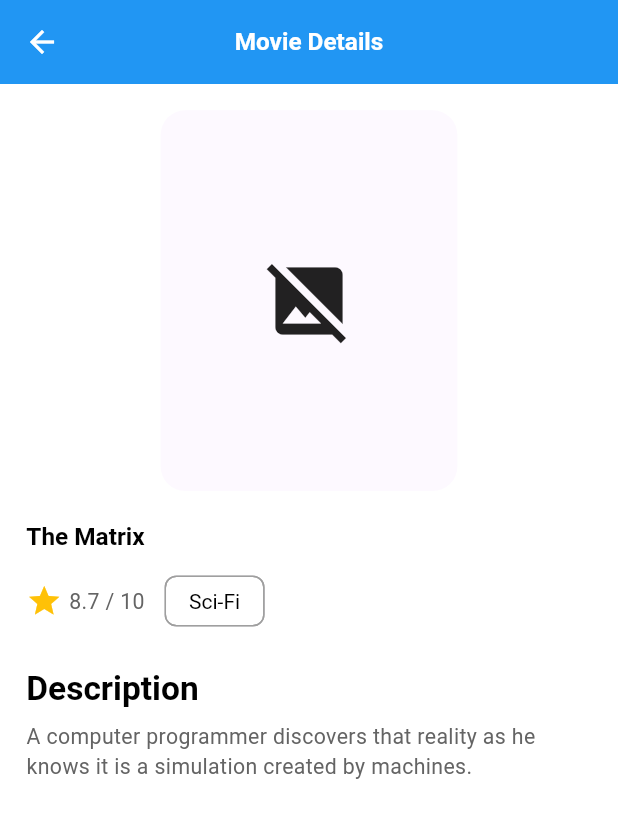
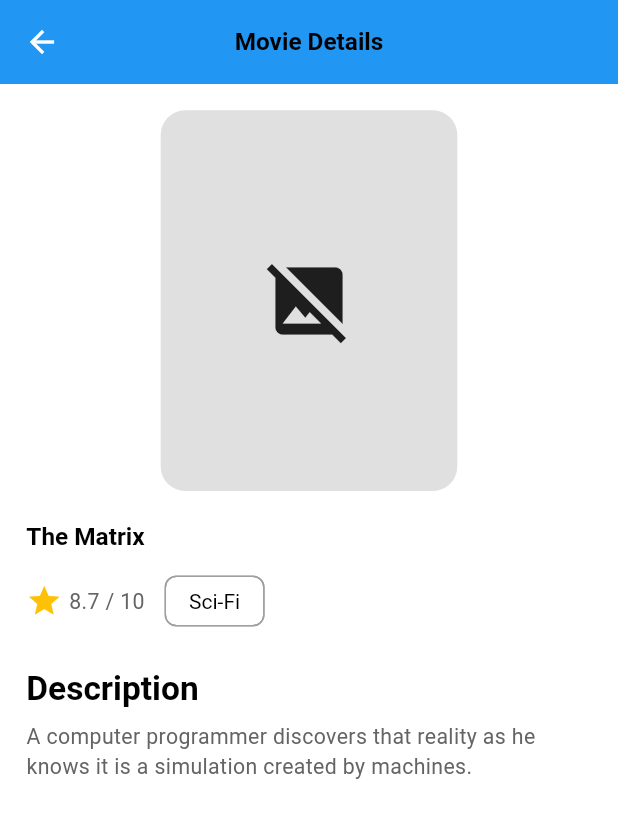
Before and after one commit to IslamAboElqasem/movie_app, a Flutter app: the screen it shows after launch, after a tap on "The Matrix", on a phone screen of 412 x 824 dp. Shown: the top 818 px of the screen. Run offline on Flutter 3.47's test engine with Material 3 defaults, Android fonts, the phone set to English and light mode, and no system bars; our stand-ins replace flutter_bloc, flutter_screenutil, get_it; Roboto replaces fonts that are missing (SF Pro Display).

Commit message:
enhance Ui to be more creative

```diff
--- a/movie_app/lib/Core/theme/app_colors.dart
+++ b/movie_app/lib/Core/theme/app_colors.dart
@@ -3,7 +3,7 @@ import 'package:flutter/material.dart';
 class AppColors {
   // Light Theme Colors
   static const Color primaryColor = Color(0xFF2196F3); // AppBar blue
-  static const Color backgroundColor = Color(0xFFFDF9FF); // Card background
+  static const Color backgroundColor = Color(0xFFF7F2FA); // Card background
   static const Color scaffoldBackground =
       Color(0xFFFFFFFF); // Screen background
   static const Color textPrimary = Color(0xFF000000); // Main text
@@ -14,11 +14,12 @@ class AppColors {
   static const Color buttonBackground =
       Color(0xFFD9D9D9); // “Load More Movies” button
   static const Color buttonTextColor = Color(0xFF9F9F9F);
+  static const Color cardImageColor = Color(0xFFE0E0E0);
 
   // Dark Theme Colors
   static const Color primaryColorDark = Color(0xFF1E1E1E); // AppBar background
   static const Color accentColorDark = Color(0xFF00BCD4); // Cyan text/icons
-  static const Color cardColorDark = Color(0xFF181818); // Movie cards
+  static const Color cardColorDark = Color(0xFF1D1B20); // Movie cards
   static const Color starColor = Color(0xFFFFC107); // Star icon
   static const Color textPrimaryDark = Color(0xFFFFFFFF);
   static const Color textSecondaryDark = Color(0xFFB0B0B0);
--- a/movie_app/lib/Core/theme/dark_theme.dart
+++ b/movie_app/lib/Core/theme/dark_theme.dart
@@ -7,7 +7,7 @@ final ThemeData darkTheme = ThemeData(
   brightness: Brightness.dark,
   primaryColor: AppColors.primaryColorDark,
   scaffoldBackgroundColor: AppColors.primaryColorDark,
-  cardColor: AppColors.cardColorDark,
+  cardColor: AppColors.cardImageColor,
   appBarTheme: const AppBarTheme(
     backgroundColor: AppColors.primaryColorDark,
     foregroundColor: AppColors.accentColorDark,
--- a/movie_app/lib/Core/theme/light_theme.dart
+++ b/movie_app/lib/Core/theme/light_theme.dart
@@ -7,7 +7,7 @@ final ThemeData lightTheme = ThemeData(
   brightness: Brightness.light,
   primaryColor: AppColors.primaryColor,
   scaffoldBackgroundColor: AppColors.scaffoldBackground,
-  cardColor: AppColors.backgroundColor,
+  cardColor: AppColors.cardImageColor,
   appBarTheme: const AppBarTheme(
     backgroundColor: AppColors.primaryColor,
     foregroundColor: Colors.white,
--- a/movie_app/lib/Features/datailes/presentation/movie_details_screen.dart
+++ b/movie_app/lib/Features/datailes/presentation/movie_details_screen.dart
@@ -1,5 +1,6 @@
 import 'package:flutter/material.dart';
 import 'package:flutter_screenutil/flutter_screenutil.dart';
+import 'package:movie_app/Core/theme/app_colors.dart';
 
 class MovieDetailsScreen extends StatelessWidget {
   final String title;
@@ -17,7 +18,10 @@ class MovieDetailsScreen extends StatelessWidget {
   Widget build(BuildContext context) {
     return Scaffold(
       appBar: AppBar(
-        title: Text('Movie Details'),
+        title: Text(
+          'Movie Details',
+          style: Theme.of(context).textTheme.titleLarge,
+        ),
         leading: IconButton(
           icon: const Icon(Icons.arrow_back),
           onPressed: () => Navigator.pop(context),
@@ -47,7 +51,7 @@ class MovieDetailsScreen extends StatelessWidget {
             SizedBox(height: 8.h),
             Row(
               children: [
-                const Icon(Icons.star, color: Colors.amber),
+                const Icon(Icons.star, color: AppColors.starColor),
                 SizedBox(width: 4.w),
                 Text(
                   '$rating / 10',
--- a/movie_app/lib/Features/home/presentation/widgets/movie_card.dart
+++ b/movie_app/lib/Features/home/presentation/widgets/movie_card.dart
@@ -23,16 +23,16 @@ class MovieCard extends StatelessWidget {
       child: Container(
         padding: EdgeInsets.all(12.w),
         decoration: BoxDecoration(
-          color: Theme.of(context).cardColor,
+          color: Theme.of(context).colorScheme.surface,
           borderRadius: BorderRadius.circular(16.r),
         ),
         child: Row(
           children: [
             Container(
-              height: 70.h,
-              width: 60.w,
+              height: 120.h,
+              width: 85.w,
               decoration: BoxDecoration(
-                color: Theme.of(context).colorScheme.surface,
+                color: Theme.of(context).cardColor,
                 borderRadius: BorderRadius.circular(8.r),
               ),
               child: const Icon(Icons.image_not_supported),
@@ -51,9 +51,9 @@ class MovieCard extends StatelessWidget {
                       Text('$rating/10',
                           style: Theme.of(context).textTheme.bodyMedium),
                       SizedBox(width: 10.w),
-                      Chip(label: Text(genre)),
                     ],
                   ),
+                  Chip(label: Text(genre)),
                 ],
               ),
             ),
```
